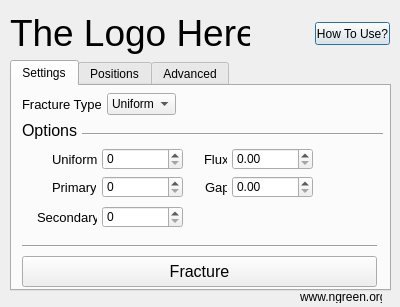
First picture: the form in gui/hadan_new.ui, repository KasumiL5x/hadan, before the edit.
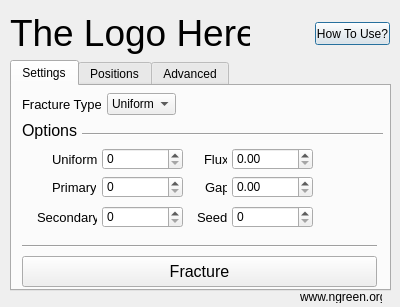
Second picture: the form after the edit.

Commit message: Main additions are a seed to give a reproducible fracture by an integer.  Seems to work nicely.  Random now contains point generation things for this reason.  Note that there's a lot of random junk added in the code, such as an extra vector in the plane class.  This junk is for testing other cutting methods, which have been omitted from this commit.

The edit to the form file:
```diff
--- a/gui/hadan_new.ui
+++ b/gui/hadan_new.ui
@@ -314,6 +314,37 @@
       <string>Fracture</string>
      </property>
     </widget>
+    <widget class="QLabel" name="lbl_seed">
+     <property name="geometry">
+      <rect>
+       <x>185</x>
+       <y>123</y>
+       <width>31</width>
+       <height>16</height>
+      </rect>
+     </property>
+     <property name="font">
+      <font>
+       <pointsize>10</pointsize>
+      </font>
+     </property>
+     <property name="text">
+      <string>Seed</string>
+     </property>
+    </widget>
+    <widget class="QSpinBox" name="spin_seed">
+     <property name="geometry">
+      <rect>
+       <x>220</x>
+       <y>120</y>
+       <width>81</width>
+       <height>22</height>
+      </rect>
+     </property>
+     <property name="maximum">
+      <number>999</number>
+     </property>
+    </widget>
    </widget>
    <widget class="QWidget" name="tp_positions">
     <attribute name="title">
```
The commit also changes 16 other files.
